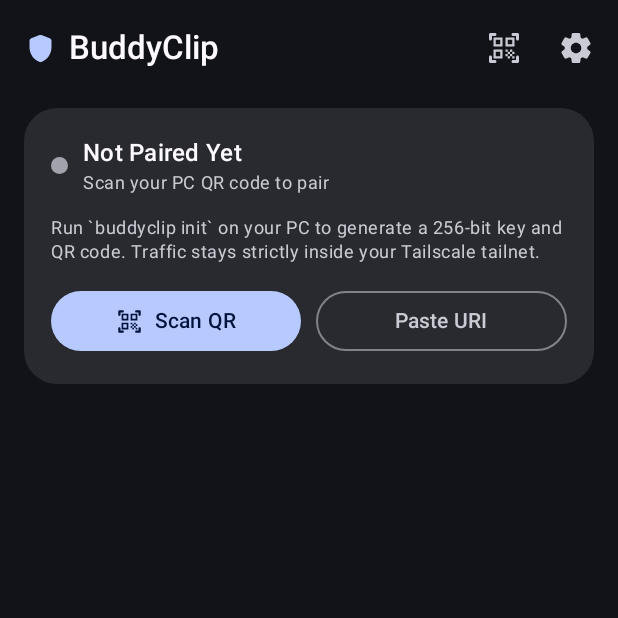
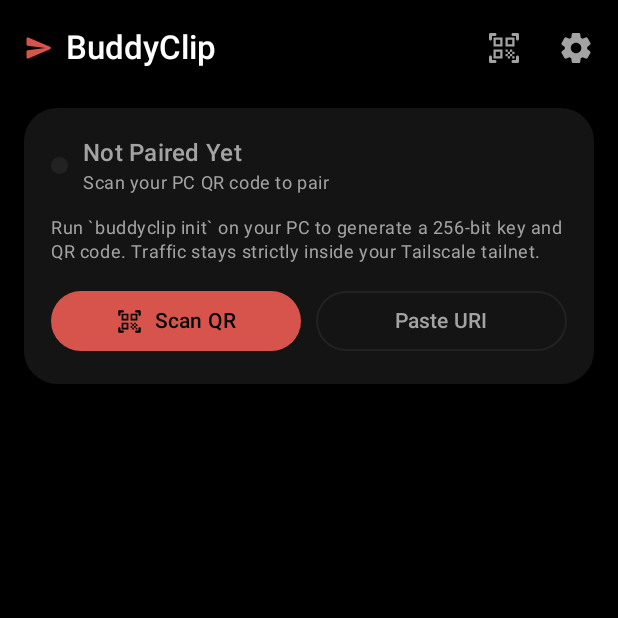
Before and after one commit to OxFrancesco/BuddyClip, an Android app built with Jetpack Compose: the screen it shows after launch (MainActivity), on a phone screen of 412 x 824 dp, the top half of it. Run offline under Robolectric (Android 15) with nearby library versions, the phone set to English and light mode, and no system bars.

Commit message:
feat(android): redesign Send icon using /design palette and simplify notification with collapsed Send button

```diff
--- a/android/app/build.gradle.kts
+++ b/android/app/build.gradle.kts
@@ -12,8 +12,8 @@ android {
         applicationId = "dev.buddyclip.app"
         minSdk = 26
         targetSdk = 36
-        versionCode = 1
-        versionName = "0.1.0"
+        versionCode = 2
+        versionName = "0.1.1"
         ndk {
             abiFilters += listOf("arm64-v8a")
         }
--- a/android/app/src/main/java/dev/buddyclip/app/MainActivity.kt
+++ b/android/app/src/main/java/dev/buddyclip/app/MainActivity.kt
@@ -41,7 +41,6 @@ import androidx.compose.material.icons.rounded.Lock
 import androidx.compose.material.icons.rounded.QrCodeScanner
 import androidx.compose.material.icons.rounded.Refresh
 import androidx.compose.material.icons.rounded.Settings
-import androidx.compose.material.icons.rounded.Shield
 import androidx.compose.material.icons.rounded.Tune
 import androidx.compose.material.icons.rounded.WarningAmber
 import androidx.compose.material3.AlertDialog
@@ -67,7 +66,6 @@ import androidx.compose.material3.TextButton
 import androidx.compose.material3.TopAppBar
 import androidx.compose.material3.TopAppBarDefaults
 import androidx.compose.material3.darkColorScheme
-import androidx.compose.material3.dynamicDarkColorScheme
 import androidx.compose.runtime.Composable
 import androidx.compose.runtime.LaunchedEffect
 import androidx.compose.runtime.collectAsState
@@ -167,20 +165,27 @@ class MainActivity : ComponentActivity() {
 
 @Composable
 private fun BuddyClipTheme(content: @Composable () -> Unit) {
-    val context = LocalContext.current
-    val scheme = if (Build.VERSION.SDK_INT >= Build.VERSION_CODES.S) {
-        dynamicDarkColorScheme(context)
-    } else {
-        darkColorScheme(
-            primary = Color(0xFF2DD4BF),
-            onPrimary = Color(0xFF042F2E),
-            secondary = Color(0xFF5EEAD4),
-            background = Color(0xFF0B111B),
-            surface = Color(0xFF0F172A),
-            surfaceContainer = Color(0xFF131D30),
-            surfaceContainerHigh = Color(0xFF1A263D),
-        )
-    }
+    // oddofrancesco.com/design dark palette: pure black (#000000), coral (#D6544B), crisp white (#FFFFFF)
+    val scheme = darkColorScheme(
+        primary = Color(0xFFD6544B),
+        onPrimary = Color(0xFF000000),
+        primaryContainer = Color(0xFF2B1412),
+        onPrimaryContainer = Color(0xFFD6544B),
+        secondary = Color(0xFFD6544B),
+        onSecondary = Color(0xFF000000),
+        secondaryContainer = Color(0xFF1C1C17),
+        onSecondaryContainer = Color(0xFFFFFFFF),
+        background = Color(0xFF000000),
+        onBackground = Color(0xFFFFFFFF),
+        surface = Color(0xFF000000),
+        onSurface = Color(0xFFFFFFFF),
+        surfaceVariant = Color(0xFF141414),
+        onSurfaceVariant = Color(0xFFA3A3A3),
+        surfaceContainer = Color(0xFF0E0E0E),
+        surfaceContainerHigh = Color(0xFF141414),
+        outline = Color(0xFF222222),
+        outlineVariant = Color(0xFF222222),
+    )
     MaterialTheme(colorScheme = scheme, content = content)
 }
 
@@ -269,10 +274,10 @@ private fun BuddyClipScreen(
                 title = {
                     Row(verticalAlignment = Alignment.CenterVertically) {
                         Icon(
-                            imageVector = Icons.Rounded.Shield,
+                            imageVector = Icons.AutoMirrored.Rounded.Send,
                             contentDescription = null,
                             tint = MaterialTheme.colorScheme.primary,
-                            modifier = Modifier.size(22.dp),
+                            modifier = Modifier.size(20.dp),
                         )
                         Spacer(Modifier.width(8.dp))
                         Text(
--- /dev/null
+++ b/android/app/src/main/res/drawable/bg_notif_send_btn.xml
@@ -0,0 +1,6 @@
+<?xml version="1.0" encoding="utf-8"?>
+<shape xmlns:android="http://schemas.android.com/apk/res/android"
+    android:shape="rectangle">
+    <solid android:color="#D6544B" />
+    <corners android:radius="0dp" />
+</shape>
--- /dev/null
+++ b/android/app/src/main/res/drawable/ic_dot_connected.xml
@@ -0,0 +1,6 @@
+<?xml version="1.0" encoding="utf-8"?>
+<shape xmlns:android="http://schemas.android.com/apk/res/android"
+    android:shape="rectangle">
+    <solid android:color="#22C55E" />
+    <size android:width="8dp" android:height="8dp" />
+</shape>
--- /dev/null
+++ b/android/app/src/main/res/drawable/ic_dot_connecting.xml
@@ -0,0 +1,6 @@
+<?xml version="1.0" encoding="utf-8"?>
+<shape xmlns:android="http://schemas.android.com/apk/res/android"
+    android:shape="rectangle">
+    <solid android:color="#F59E0B" />
+    <size android:width="8dp" android:height="8dp" />
+</shape>
--- /dev/null
+++ b/android/app/src/main/res/drawable/ic_dot_disconnected.xml
@@ -0,0 +1,6 @@
+<?xml version="1.0" encoding="utf-8"?>
+<shape xmlns:android="http://schemas.android.com/apk/res/android"
+    android:shape="rectangle">
+    <solid android:color="#D6544B" />
+    <size android:width="8dp" android:height="8dp" />
+</shape>
--- a/android/app/src/main/res/drawable/ic_launcher_background.xml
+++ b/android/app/src/main/res/drawable/ic_launcher_background.xml
@@ -4,6 +4,6 @@
     android:viewportWidth="108"
     android:viewportHeight="108">
     <path
-        android:fillColor="#0B131E"
+        android:fillColor="#D6544B"
         android:pathData="M0,0h108v108h-108z" />
 </vector>
--- a/android/app/src/main/res/drawable/ic_tile_clipboard.xml
+++ b/android/app/src/main/res/drawable/ic_tile_clipboard.xml
@@ -3,7 +3,8 @@
     android:height="24dp"
     android:viewportWidth="24"
     android:viewportHeight="24">
+    <!-- Crisp sharp geometric Send button icon -->
     <path
         android:fillColor="#FFFFFFFF"
-        android:pathData="M19,3h-4.18C14.4,1.84 13.3,1 12,1s-2.4,0.84 -2.82,2H5C3.9,3 3,3.9 3,5v14c0,1.1 0.9,2 2,2h14c1.1,0 2,-0.9 2,-2V5C21,3.9 20.1,3 19,3zM12,3c0.55,0 1,0.45 1,1s-0.45,1 -1,1 -1,-0.45 -1,-1 0.45,-1 1,-1zM12,17l-4,-4h2.5V9h3v4H16l-4,4z" />
+        android:pathData="M3,3 L22,12 L3,21 L6.5,13.5 L14,12 L6.5,10.5 Z" />
 </vector>
--- a/android/app/src/main/res/mipmap-anydpi-v26/ic_launcher.xml
+++ b/android/app/src/main/res/mipmap-anydpi-v26/ic_launcher.xml
@@ -2,4 +2,5 @@
 <adaptive-icon xmlns:android="http://schemas.android.com/apk/res/android">
     <background android:drawable="@drawable/ic_launcher_background" />
     <foreground android:drawable="@drawable/ic_launcher_foreground" />
+    <monochrome android:drawable="@drawable/ic_launcher_monochrome" />
 </adaptive-icon>
--- a/android/app/src/main/res/mipmap-anydpi-v26/ic_launcher_round.xml
+++ b/android/app/src/main/res/mipmap-anydpi-v26/ic_launcher_round.xml
@@ -2,4 +2,5 @@
 <adaptive-icon xmlns:android="http://schemas.android.com/apk/res/android">
     <background android:drawable="@drawable/ic_launcher_background" />
     <foreground android:drawable="@drawable/ic_launcher_foreground" />
+    <monochrome android:drawable="@drawable/ic_launcher_monochrome" />
 </adaptive-icon>
```
Also changed, not shown: android/app/src/main/java/dev/buddyclip/app/BuddyClipSyncService.kt (+43 -65 lines), android/app/src/main/res/drawable/ic_launcher_foreground.xml (+4 -14 lines), android/app/src/main/res/drawable/ic_launcher_monochrome.xml (added, +9 -0 lines), android/app/src/main/res/layout/notification_status.xml (added, +45 -0 lines).
